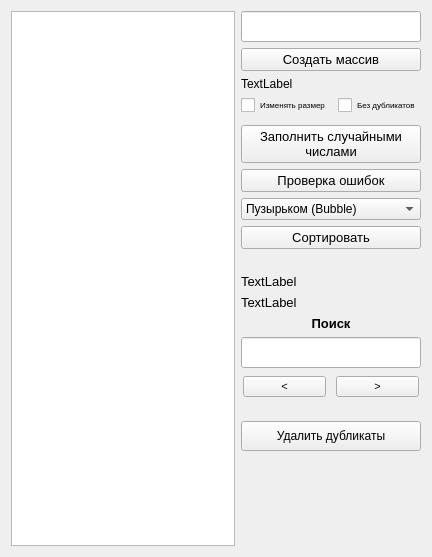
First picture: the form in Qt/TableSorter/widget.ui, repository Vergervan/Learning, before the edit.
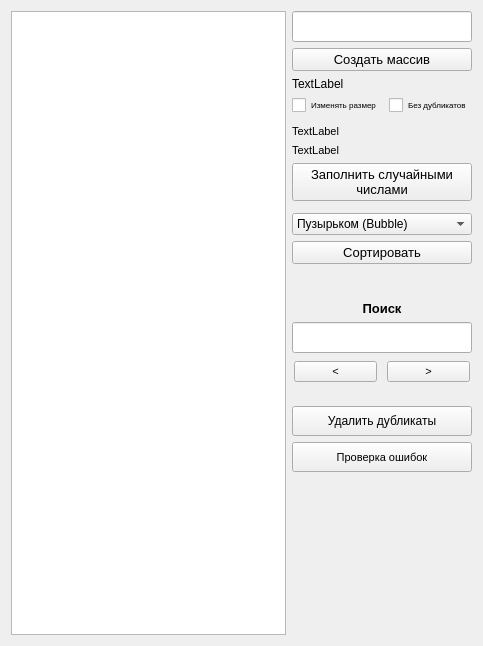
Second picture: the form after the edit.

Patch:
```diff
--- a/Qt/TableSorter/widget.ui
+++ b/Qt/TableSorter/widget.ui
@@ -6,50 +6,23 @@
    <rect>
     <x>0</x>
     <y>0</y>
-    <width>432</width>
-    <height>557</height>
+    <width>483</width>
+    <height>646</height>
    </rect>
   </property>
   <property name="windowTitle">
    <string>Array Sorter</string>
   </property>
   <layout class="QGridLayout" name="gridLayout" columnstretch="0,0,0,0">
-   <item row="12" column="2" colspan="2">
-    <widget class="QLabel" name="searchHeadLabel">
+   <item row="5" column="2">
+    <widget class="QLabel" name="minValueLabel">
      <property name="font">
       <font>
-       <pointsize>10</pointsize>
-       <weight>75</weight>
-       <bold>true</bold>
+       <pointsize>8</pointsize>
       </font>
      </property>
      <property name="text">
-      <string>Поиск</string>
-     </property>
-     <property name="alignment">
-      <set>Qt::AlignCenter</set>
-     </property>
-    </widget>
-   </item>
-   <item row="5" column="2" colspan="2">
-    <widget class="QPushButton" name="fillRandomButton">
-     <property name="font">
-      <font>
-       <pointsize>10</pointsize>
-      </font>
-     </property>
-     <property name="text">
-      <string>Заполнить случайными 
-числами</string>
-     </property>
-    </widget>
-   </item>
-   <item row="13" column="2" colspan="2">
-    <widget class="QLineEdit" name="searchEdit">
-     <property name="font">
-      <font>
-       <pointsize>14</pointsize>
-      </font>
+      <string>TextLabel</string>
      </property>
     </widget>
    </item>
@@ -65,62 +38,7 @@
      </property>
     </widget>
    </item>
-   <item row="10" column="2" colspan="2">
-    <widget class="QLabel" name="minValueLabel">
-     <property name="font">
-      <font>
-       <pointsize>10</pointsize>
-      </font>
-     </property>
-     <property name="text">
-      <string>TextLabel</string>
-     </property>
-    </widget>
-   </item>
-   <item row="11" column="2" colspan="2">
-    <widget class="QLabel" name="maxValueLabel">
-     <property name="font">
-      <font>
-       <pointsize>10</pointsize>
-      </font>
-     </property>
-     <property name="text">
-      <string>TextLabel</string>
-     </property>
-    </widget>
-   </item>
-   <item row="2" column="2">
-    <widget class="QLabel" name="arrayCountLabel">
-     <property name="text">
-      <string>TextLabel</string>
-     </property>
-    </widget>
-   </item>
-   <item row="0" column="2" colspan="2">
-    <widget class="QLineEdit" name="arrayCountEdit">
-     <property name="font">
-      <font>
-       <pointsize>14</pointsize>
-      </font>
-     </property>
-     <property name="text">
-      <string/>
-     </property>
-    </widget>
-   </item>
-   <item row="3" column="2">
-    <widget class="QCheckBox" name="useCurrentSizeCheckBox">
-     <property name="font">
-      <font>
-       <pointsize>6</pointsize>
-      </font>
-     </property>
-     <property name="text">
-      <string>Изменять размер</string>
-     </property>
-    </widget>
-   </item>
-   <item row="7" column="2" colspan="2">
+   <item row="9" column="2" colspan="2">
     <widget class="QComboBox" name="sortCmb">
      <item>
       <property name="text">
@@ -149,31 +67,28 @@
      </item>
     </widget>
    </item>
-   <item row="16" column="2" colspan="2">
-    <widget class="QLabel" name="searchCountLabel">
+   <item row="15" column="2" colspan="2">
+    <widget class="QLineEdit" name="searchEdit">
      <property name="font">
       <font>
-       <pointsize>7</pointsize>
+       <pointsize>14</pointsize>
       </font>
      </property>
-     <property name="text">
-      <string/>
-     </property>
     </widget>
    </item>
-   <item row="8" column="2" colspan="2">
-    <widget class="QPushButton" name="sortButton">
+   <item row="6" column="2">
+    <widget class="QLabel" name="maxValueLabel">
      <property name="font">
       <font>
-       <pointsize>10</pointsize>
+       <pointsize>8</pointsize>
       </font>
      </property>
      <property name="text">
-      <string>Сортировать</string>
+      <string>TextLabel</string>
      </property>
     </widget>
    </item>
-   <item row="14" column="2" rowspan="2" colspan="2">
+   <item row="16" column="2" rowspan="2" colspan="2">
     <layout class="QHBoxLayout" name="searchButtonsLayout">
      <property name="spacing">
       <number>10</number>
@@ -220,19 +135,20 @@
      </item>
     </layout>
    </item>
-   <item row="6" column="2" colspan="2">
-    <widget class="QPushButton" name="checkErrorButton">
+   <item row="7" column="2" colspan="2">
+    <widget class="QPushButton" name="fillRandomButton">
      <property name="font">
       <font>
        <pointsize>10</pointsize>
       </font>
      </property>
      <property name="text">
-      <string>Проверка ошибок</string>
+      <string>Заполнить случайными 
+числами</string>
      </property>
     </widget>
    </item>
-   <item row="17" column="2" colspan="2">
+   <item row="19" column="2" colspan="2">
     <widget class="QPushButton" name="removeDublicatesButton">
      <property name="minimumSize">
       <size>
@@ -245,7 +161,34 @@
      </property>
     </widget>
    </item>
-   <item row="0" column="0" rowspan="20">
+   <item row="11" column="2" colspan="2">
+    <widget class="QLabel" name="sortTimeLabel">
+     <property name="sizePolicy">
+      <sizepolicy hsizetype="Preferred" vsizetype="Fixed">
+       <horstretch>0</horstretch>
+       <verstretch>0</verstretch>
+      </sizepolicy>
+     </property>
+     <property name="minimumSize">
+      <size>
+       <width>0</width>
+       <height>0</height>
+      </size>
+     </property>
+     <property name="font">
+      <font>
+       <pointsize>8</pointsize>
+      </font>
+     </property>
+     <property name="text">
+      <string/>
+     </property>
+     <property name="alignment">
+      <set>Qt::AlignCenter</set>
+     </property>
+    </widget>
+   </item>
+   <item row="0" column="0" rowspan="23">
     <widget class="QTableWidget" name="dataTable">
      <property name="minimumSize">
       <size>
@@ -264,21 +207,72 @@
      </attribute>
     </widget>
    </item>
-   <item row="9" column="2" colspan="2">
-    <widget class="QLabel" name="sortTimeLabel">
+   <item row="10" column="2" colspan="2">
+    <widget class="QPushButton" name="sortButton">
      <property name="font">
       <font>
-       <pointsize>8</pointsize>
+       <pointsize>10</pointsize>
       </font>
      </property>
      <property name="text">
+      <string>Сортировать</string>
+     </property>
+    </widget>
+   </item>
+   <item row="18" column="2" colspan="2">
+    <widget class="QLabel" name="searchCountLabel">
+     <property name="sizePolicy">
+      <sizepolicy hsizetype="Preferred" vsizetype="Fixed">
+       <horstretch>0</horstretch>
+       <verstretch>0</verstretch>
+      </sizepolicy>
+     </property>
+     <property name="font">
+      <font>
+       <pointsize>7</pointsize>
+      </font>
+     </property>
+     <property name="text">
       <string/>
+     </property>
+    </widget>
+   </item>
+   <item row="0" column="2" colspan="2">
+    <widget class="QLineEdit" name="arrayCountEdit">
+     <property name="font">
+      <font>
+       <pointsize>14</pointsize>
+      </font>
+     </property>
+     <property name="text">
+      <string/>
+     </property>
+    </widget>
+   </item>
+   <item row="14" column="2" colspan="2">
+    <widget class="QLabel" name="searchHeadLabel">
+     <property name="font">
+      <font>
+       <pointsize>10</pointsize>
+       <weight>75</weight>
+       <bold>true</bold>
+      </font>
+     </property>
+     <property name="text">
+      <string>Поиск</string>
      </property>
      <property name="alignment">
       <set>Qt::AlignCenter</set>
      </property>
     </widget>
    </item>
+   <item row="2" column="2">
+    <widget class="QLabel" name="arrayCountLabel">
+     <property name="text">
+      <string>TextLabel</string>
+     </property>
+    </widget>
+   </item>
    <item row="3" column="3">
     <widget class="QCheckBox" name="removeDublicatesCheckBox">
      <property name="font">
@@ -291,7 +285,37 @@
      </property>
     </widget>
    </item>
-   <item row="19" column="2">
+   <item row="3" column="2">
+    <widget class="QCheckBox" name="useCurrentSizeCheckBox">
+     <property name="font">
+      <font>
+       <pointsize>6</pointsize>
+      </font>
+     </property>
+     <property name="text">
+      <string>Изменять размер</string>
+     </property>
+    </widget>
+   </item>
+   <item row="20" column="2" colspan="2">
+    <widget class="QPushButton" name="checkErrorButton">
+     <property name="minimumSize">
+      <size>
+       <width>0</width>
+       <height>30</height>
+      </size>
+     </property>
+     <property name="font">
+      <font>
+       <pointsize>8</pointsize>
+      </font>
+     </property>
+     <property name="text">
+      <string>Проверка ошибок</string>
+     </property>
+    </widget>
+   </item>
+   <item row="22" column="2" colspan="2">
     <spacer name="verticalSpacer">
      <property name="orientation">
       <enum>Qt::Vertical</enum>
```
